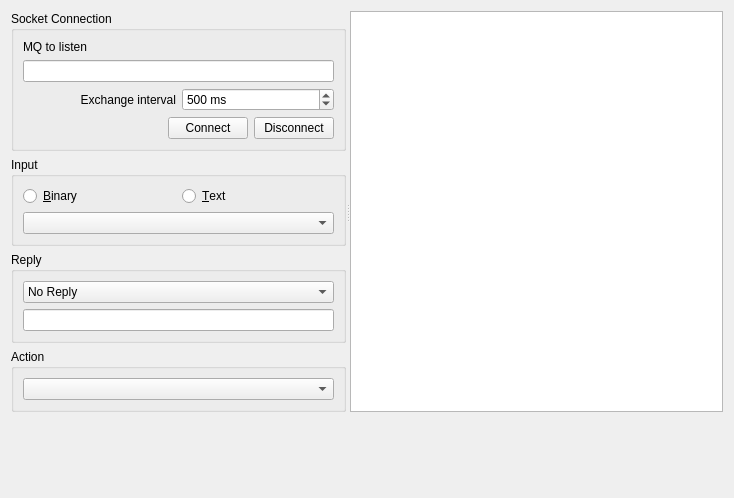
The window that PLDesk/mqueuelistener.ui (khomchenkovaa/PortListener) describes before a commit, drawn with Qt 5.
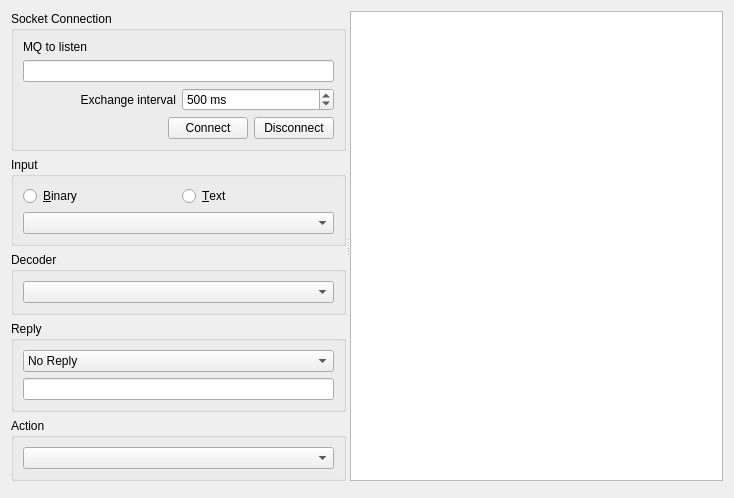
The same window after the commit.

Commit message: [ADD] decoders to all listeners

What changed in the file:
```diff
--- a/PLDesk/mqueuelistener.ui
+++ b/PLDesk/mqueuelistener.ui
@@ -134,6 +134,18 @@
          </layout>
         </widget>
        </item>
+       <item>
+        <widget class="QGroupBox" name="boxDecoder">
+         <property name="title">
+          <string>Decoder</string>
+         </property>
+         <layout class="QVBoxLayout" name="verticalLayoutDecoder">
+          <item>
+           <widget class="QComboBox" name="cmbDecoder"/>
+          </item>
+         </layout>
+        </widget>
+       </item>
        <item>
         <widget class="QGroupBox" name="boxReply">
          <property name="title">
```
The commit also changes 8 other files.
